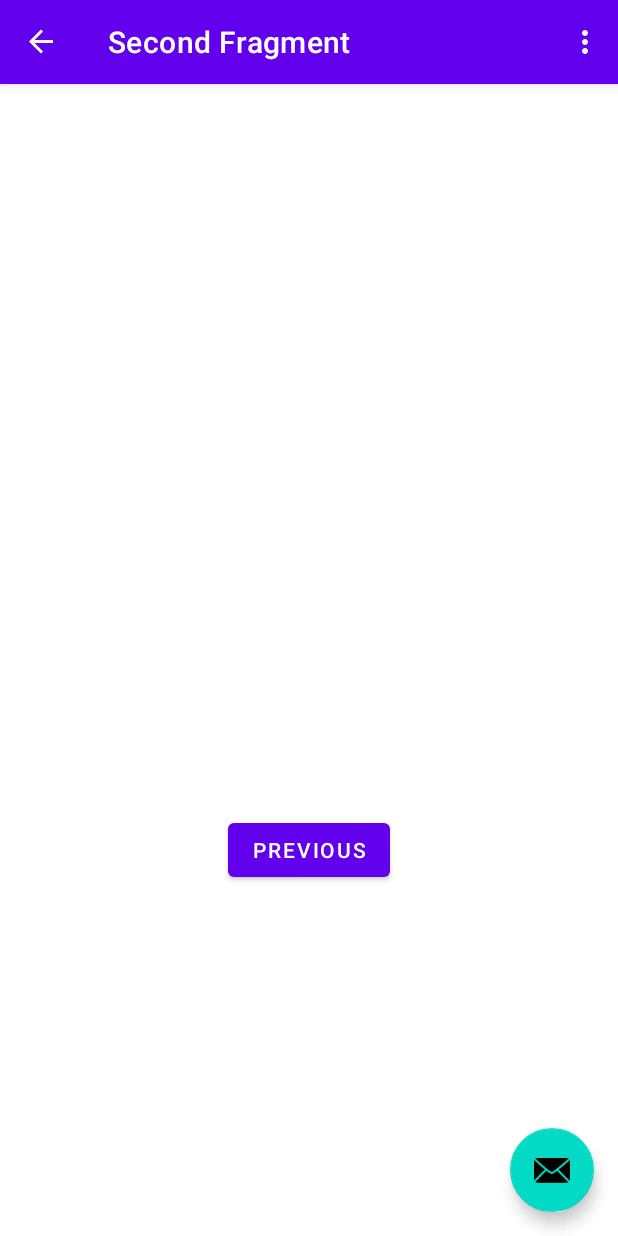
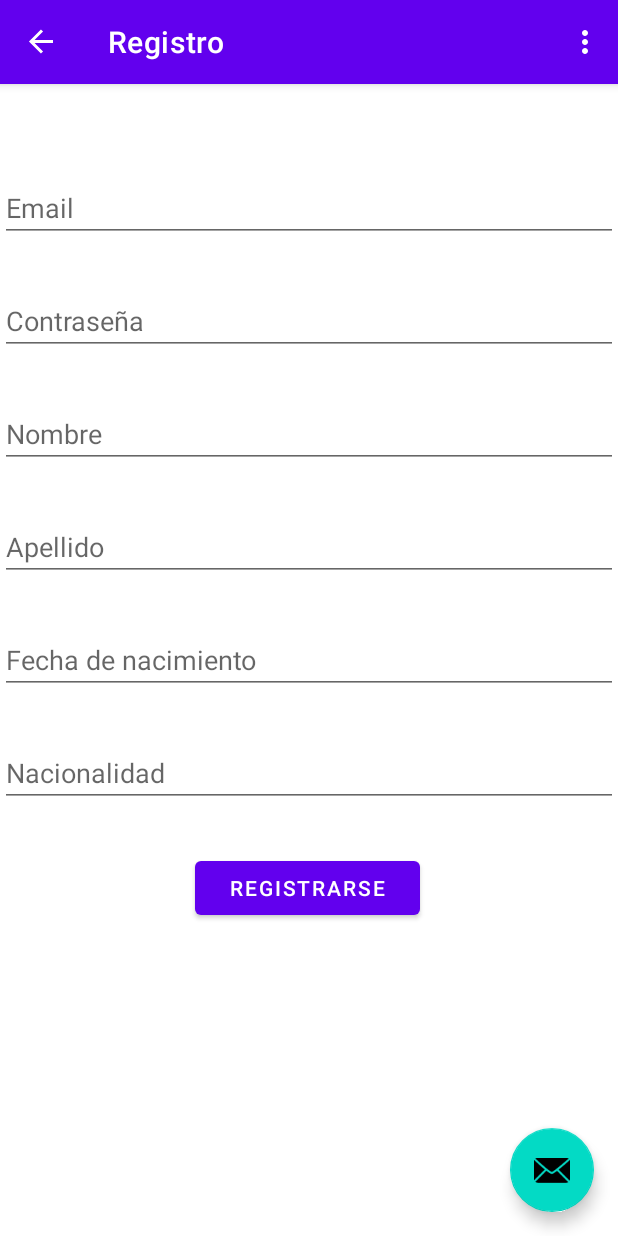
Before and after one commit to MartinMarandola/municipality-events-android, an Android app: the SecondFragment screen opened through its navigation route, on a phone screen of 412 x 824 dp. Run offline under Robolectric (Android 15) with nearby library versions, the phone set to English and light mode, and no system bars; our stand-ins replace Volley, navigation-ui.

Commit message:
Added signup fragment and Volley for requests

```diff
--- a/app/build.gradle
+++ b/app/build.gradle
@@ -42,6 +42,7 @@ dependencies {
     implementation 'androidx.constraintlayout:constraintlayout:2.1.0'
     implementation 'androidx.navigation:navigation-fragment-ktx:2.3.5'
     implementation 'androidx.navigation:navigation-ui-ktx:2.3.5'
+    implementation 'com.android.volley:volley:1.2.1'
     testImplementation 'junit:junit:4.+'
     androidTestImplementation 'androidx.test.ext:junit:1.1.3'
     androidTestImplementation 'androidx.test.espresso:espresso-core:3.4.0'
--- a/app/src/main/AndroidManifest.xml
+++ b/app/src/main/AndroidManifest.xml
@@ -2,6 +2,7 @@
 <manifest xmlns:android="http://schemas.android.com/apk/res/android"
     package="com.example.municipalityevents">
 
+    <uses-permission android:name="android.permission.INTERNET"/>
     <application
         android:allowBackup="true"
         android:icon="@mipmap/ic_launcher"
@@ -24,7 +25,7 @@
             android:name=".MainActivity"
             android:exported="true"
             android:label="@string/app_name"
-            android:theme="@style/Theme.MunicipalityEvents.NoActionBar"></activity>
+            android:theme="@style/Theme.MunicipalityEvents.NoActionBar" />
     </application>
 
 </manifest>
--- a/app/src/main/res/layout/fragment_second.xml
+++ b/app/src/main/res/layout/fragment_second.xml
@@ -1,27 +1,75 @@
 <?xml version="1.0" encoding="utf-8"?>
-<androidx.constraintlayout.widget.ConstraintLayout xmlns:android="http://schemas.android.com/apk/res/android"
+<LinearLayout xmlns:android="http://schemas.android.com/apk/res/android"
     xmlns:app="http://schemas.android.com/apk/res-auto"
     xmlns:tools="http://schemas.android.com/tools"
     android:layout_width="match_parent"
     android:layout_height="match_parent"
-    tools:context=".SecondFragment">
+    tools:context=".SecondFragment"
+    android:orientation="vertical">
 
-    <TextView
-        android:id="@+id/textview_second"
-        android:layout_width="wrap_content"
+    <EditText
+        android:id="@+id/email"
+        android:layout_width="match_parent"
         android:layout_height="wrap_content"
-        app:layout_constraintBottom_toTopOf="@id/button_second"
-        app:layout_constraintEnd_toEndOf="parent"
-        app:layout_constraintStart_toStartOf="parent"
-        app:layout_constraintTop_toTopOf="parent" />
+        android:layout_marginTop="60dp"
+        android:layout_marginBottom="30dp"
+        android:ems="10"
+        android:hint="@string/email"
+        android:inputType="textEmailAddress" />
+
+    <EditText
+        android:id="@+id/password"
+        android:layout_width="match_parent"
+        android:layout_height="wrap_content"
+        android:layout_marginBottom="30dp"
+        android:ems="10"
+        android:hint="@string/password"
+        android:inputType="textPassword" />
+
+    <EditText
+        android:id="@+id/name"
+        android:layout_width="match_parent"
+        android:layout_height="wrap_content"
+        android:layout_marginBottom="30dp"
+        android:ems="10"
+        android:hint="@string/name"
+        android:inputType="textPersonName" />
+
+    <EditText
+        android:id="@+id/surname"
+        android:layout_width="match_parent"
+        android:layout_height="wrap_content"
+        android:layout_marginBottom="30dp"
+        android:ems="10"
+        android:hint="@string/surname"
+        android:inputType="textPersonName" />
+
+    <EditText
+        android:id="@+id/date"
+        android:layout_width="match_parent"
+        android:layout_height="wrap_content"
+        android:layout_marginBottom="30dp"
+        android:ems="10"
+        android:hint="@string/date"
+        android:inputType="date"
+        android:clickable="false"
+        android:focusable="false"/>
+
+    <EditText
+        android:id="@+id/country"
+        android:layout_width="match_parent"
+        android:layout_height="wrap_content"
+        android:layout_marginBottom="30dp"
+        android:ems="10"
+        android:hint="@string/country"
+        android:inputType="textPersonName" />
 
     <Button
-        android:id="@+id/button_second"
-        android:layout_width="wrap_content"
+        android:id="@+id/button_signup"
+        android:layout_width="150dp"
         android:layout_height="wrap_content"
-        android:text="@string/previous"
-        app:layout_constraintBottom_toBottomOf="parent"
-        app:layout_constraintEnd_toEndOf="parent"
-        app:layout_constraintStart_toStartOf="parent"
-        app:layout_constraintTop_toBottomOf="@id/textview_second" />
-</androidx.constraintlayout.widget.ConstraintLayout>
+        android:layout_marginStart="130dp"
+        android:text="@string/signup" />
+
+
+</LinearLayout>
--- a/app/src/main/res/values/strings.xml
+++ b/app/src/main/res/values/strings.xml
@@ -3,10 +3,16 @@
     <string name="action_settings">Settings</string>
     <!-- Strings used for fragments for navigation -->
     <string name="first_fragment_label">First Fragment</string>
-    <string name="second_fragment_label">Second Fragment</string>
+    <string name="second_fragment_label">Registro</string>
     <string name="next">Next</string>
-    <string name="previous">Previous</string>
 
     <string name="hello_first_fragment">Hello first fragment</string>
     <string name="hello_second_fragment">Hello second fragment. Arg: %1$s</string>
+    <string name="signup">Registrarse</string>
+    <string name="country">Nacionalidad</string>
+    <string name="surname">Apellido</string>
+    <string name="name">Nombre</string>
+    <string name="password">Contraseña</string>
+    <string name="email">Email</string>
+    <string name="date">Fecha de nacimiento</string>
 </resources>
```
Also changed, not shown: app/src/main/java/com/example/municipalityevents/DatePickerFragment.kt (added, +28 -0 lines), app/src/main/java/com/example/municipalityevents/SecondFragment.kt (+118 -2 lines).
